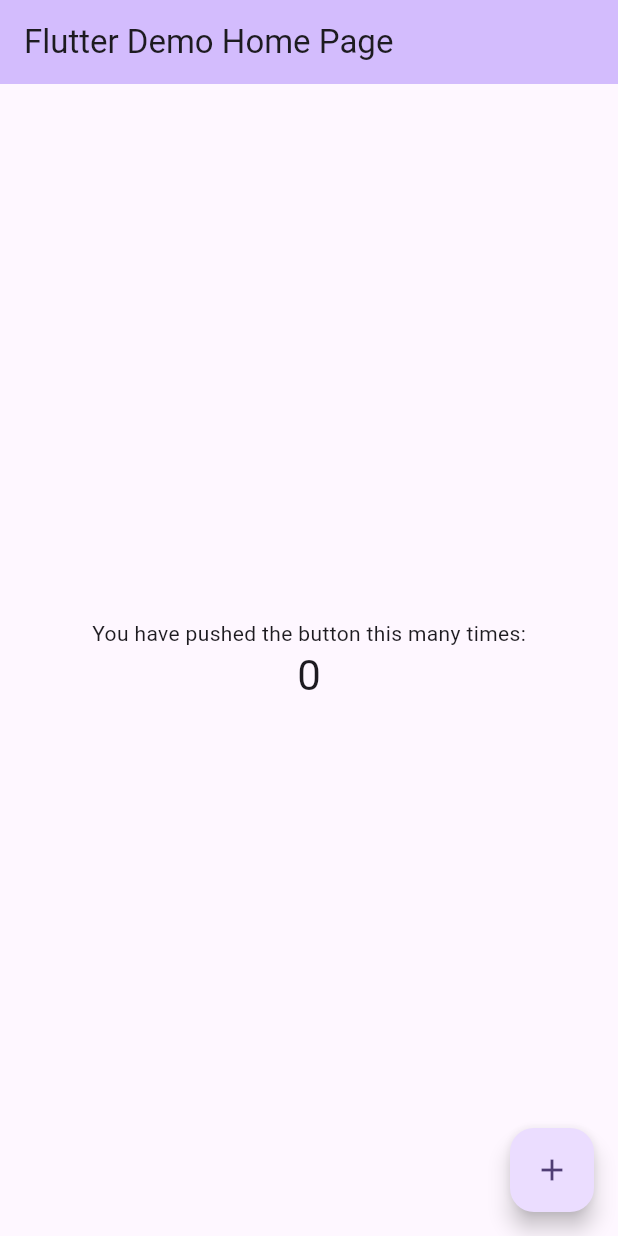
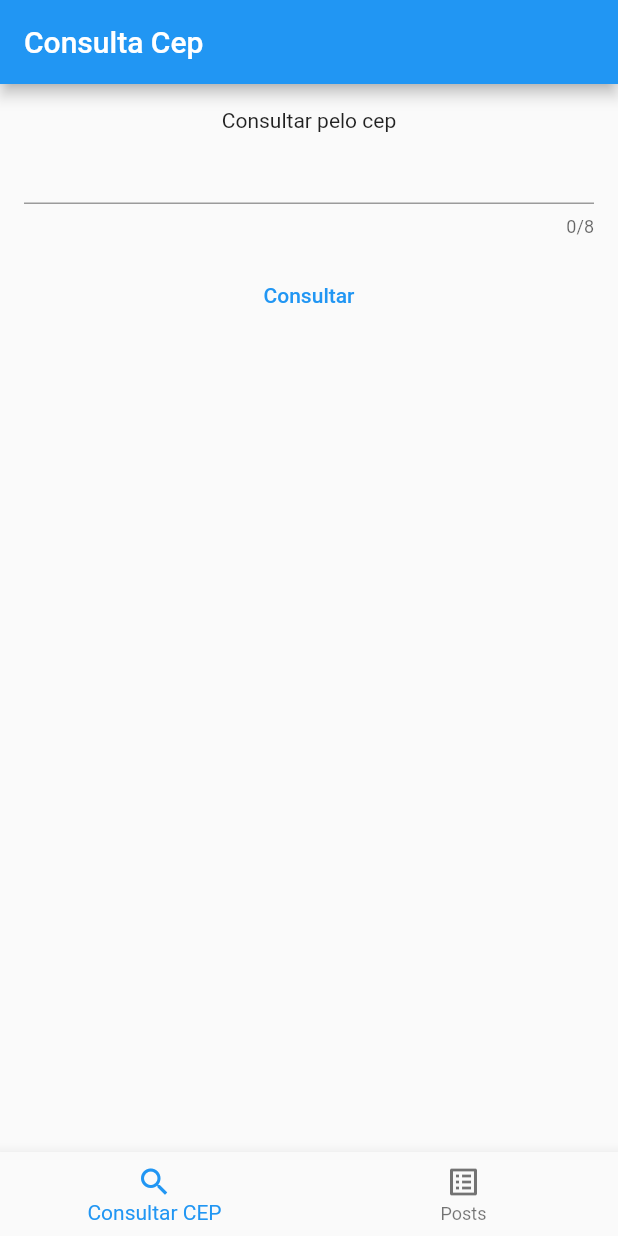
Before and after one commit to DiogoVitorino-dev/bootcamp_flutter, a Flutter app: the screen it shows after launch, on a phone screen of 412 x 824 dp. Run offline on Flutter 3.47's test engine with Material 2 defaults, Android fonts, the phone set to English and light mode, and no system bars.

Commit message:
final commit

```diff
--- /dev/null
+++ b/lib/app.dart
@@ -0,0 +1,15 @@
+import 'package:bootcamp_flutter/pages/homePage.dart';
+import 'package:flutter/material.dart';
+
+class App extends StatelessWidget {
+  const App({super.key});
+
+  @override
+  Widget build(BuildContext context) {
+    return const MaterialApp(
+      home: HomePage(),
+      debugShowCheckedModeBanner: false,
+
+    );
+  }
+}
--- a/lib/main.dart
+++ b/lib/main.dart
@@ -1,125 +1,6 @@
+import 'package:bootcamp_flutter/app.dart';
 import 'package:flutter/material.dart';
 
 void main() {
-  runApp(const MyApp());
+  runApp(const App());
 }
-
-class MyApp extends StatelessWidget {
-  const MyApp({super.key});
-
-  // This widget is the root of your application.
-  @override
-  Widget build(BuildContext context) {
-    return MaterialApp(
-      title: 'Flutter Demo',
-      theme: ThemeData(
-        // This is the theme of your application.
-        //
-        // TRY THIS: Try running your application with "flutter run". You'll see
-        // the application has a blue toolbar. Then, without quitting the app,
-        // try changing the seedColor in the colorScheme below to Colors.green
-        // and then invoke "hot reload" (save your changes or press the "hot
-        // reload" button in a Flutter-supported IDE, or press "r" if you used
-        // the command line to start the app).
-        //
-        // Notice that the counter didn't reset back to zero; the application
-        // state is not lost during the reload. To reset the state, use hot
-        // restart instead.
-        //
-        // This works for code too, not just values: Most code changes can be
-        // tested with just a hot reload.
-        colorScheme: ColorScheme.fromSeed(seedColor: Colors.deepPurple),
-        useMaterial3: true,
-      ),
-      home: const MyHomePage(title: 'Flutter Demo Home Page'),
-    );
-  }
-}
-
-class MyHomePage extends StatefulWidget {
-  const MyHomePage({super.key, required this.title});
-
-  // This widget is the home page of your application. It is stateful, meaning
-  // that it has a State object (defined below) that contains fields that affect
-  // how it looks.
-
-  // This class is the configuration for the state. It holds the values (in this
-  // case the title) provided by the parent (in this case the App widget) and
-  // used by the build method of the State. Fields in a Widget subclass are
-  // always marked "final".
-
-  final String title;
-
-  @override
-  State<MyHomePage> createState() => _MyHomePageState();
-}
-
-class _MyHomePageState extends State<MyHomePage> {
-  int _counter = 0;
-
-  void _incrementCounter() {
-    setState(() {
-      // This call to setState tells the Flutter framework that something has
-      // changed in this State, which causes it to rerun the build method below
-      // so that the display can reflect the updated values. If we changed
-      // _counter without calling setState(), then the build method would not be
-      // called again, and so nothing would appear to happen.
-      _counter++;
-    });
-  }
-
-  @override
-  Widget build(BuildContext context) {
-    // This method is rerun every time setState is called, for instance as done
-    // by the _incrementCounter method above.
-    //
-    // The Flutter framework has been optimized to make rerunning build methods
-    // fast, so that you can just rebuild anything that needs updating rather
-    // than having to individually change instances of widgets.
-    return Scaffold(
-      appBar: AppBar(
-        // TRY THIS: Try changing the color here to a specific color (to
-        // Colors.amber, perhaps?) and trigger a hot reload to see the AppBar
-        // change color while the other colors stay the same.
-        backgroundColor: Theme.of(context).colorScheme.inversePrimary,
-        // Here we take the value from the MyHomePage object that was created by
-        // the App.build method, and use it to set our appbar title.
-        title: Text(widget.title),
-      ),
-      body: Center(
-        // Center is a layout widget. It takes a single child and positions it
-        // in the middle of the parent.
-        child: Column(
-          // Column is also a layout widget. It takes a list of children and
-          // arranges them vertically. By default, it sizes itself to fit its
-          // children horizontally, and tries to be as tall as its parent.
-          //
-          // Column has various properties to control how it sizes itself and
-          // how it positions its children. Here we use mainAxisAlignment to
-          // center the children vertically; the main axis here is the vertical
-          // axis because Columns are vertical (the cross axis would be
-          // horizontal).
-          //
-          // TRY THIS: Invoke "debug painting" (choose the "Toggle Debug Paint"
-          // action in the IDE, or press "p" in the console), to see the
-          // wireframe for each widget.
-          mainAxisAlignment: MainAxisAlignment.center,
-          children: <Widget>[
-            const Text(
-              'You have pushed the button this many times:',
-            ),
-            Text(
-              '$_counter',
-              style: Theme.of(context).textTheme.headlineMedium,
-            ),
-          ],
-        ),
-      ),
-      floatingActionButton: FloatingActionButton(
-        onPressed: _incrementCounter,
-        tooltip: 'Increment',
-        child: const Icon(Icons.add),
-      ), // This trailing comma makes auto-formatting nicer for build methods.
-    );
-  }
-}
--- /dev/null
+++ b/lib/models/ViaCepModel.dart
@@ -0,0 +1,104 @@
+class ViaCepModel {
+  String? _cep;
+  String? _logradouro;
+  String? _complemento;
+  String? _bairro;
+  String? _localidade;
+  String? _uf;
+  String? _ibge;
+  String? _gia;
+  String? _ddd;
+  String? _siafi;
+
+  ViaCepModel(
+      {String? cep,
+      String? logradouro,
+      String? complemento,
+      String? bairro,
+      String? localidade,
+      String? uf,
+      String? ibge,
+      String? gia,
+      String? ddd,
+      String? siafi}) {
+    if (cep != null) {
+      this._cep = cep;
+    }
+    if (logradouro != null) {
+      this._logradouro = logradouro;
+    }
+    if (complemento != null) {
+      this._complemento = complemento;
+    }
+    if (bairro != null) {
+      this._bairro = bairro;
+    }
+    if (localidade != null) {
+      this._localidade = localidade;
+    }
+    if (uf != null) {
+      this._uf = uf;
+    }
+    if (ibge != null) {
+      this._ibge = ibge;
+    }
+    if (gia != null) {
+      this._gia = gia;
+    }
+    if (ddd != null) {
+      this._ddd = ddd;
+    }
+    if (siafi != null) {
+      this._siafi = siafi;
+    }
+  }
+
+  String? get cep => _cep;
+  set cep(String? cep) => _cep = cep;
+  String? get logradouro => _logradouro;
+  set logradouro(String? logradouro) => _logradouro = logradouro;
+  String? get complemento => _complemento;
+  set complemento(String? complemento) => _complemento = complemento;
+  String? get bairro => _bairro;
+  set bairro(String? bairro) => _bairro = bairro;
+  String? get localidade => _localidade;
+  set localidade(String? localidade) => _localidade = localidade;
+  String? get uf => _uf;
+  set uf(String? uf) => _uf = uf;
+  String? get ibge => _ibge;
+  set ibge(String? ibge) => _ibge = ibge;
+  String? get gia => _gia;
+  set gia(String? gia) => _gia = gia;
+  String? get ddd => _ddd;
+  set ddd(String? ddd) => _ddd = ddd;
+  String? get siafi => _siafi;
+  set siafi(String? siafi) => _siafi = siafi;
+
+  ViaCepModel.fromJson(Map<String, dynamic> json) {
+    _cep = json['cep'];
+    _logradouro = json['logradouro'];
+    _complemento = json['complemento'];
+    _bairro = json['bairro'];
+    _localidade = json['localidade'];
+    _uf = json['uf'];
+    _ibge = json['ibge'];
+    _gia = json['gia'];
+    _ddd = json['ddd'];
+    _siafi = json['siafi'];
+  }
+
+  Map<String, dynamic> toJson() {
+    final Map<String, dynamic> data = new Map<String, dynamic>();
+    data['cep'] = this._cep;
+    data['logradouro'] = this._logradouro;
+    data['complemento'] = this._complemento;
+    data['bairro'] = this._bairro;
+    data['localidade'] = this._localidade;
+    data['uf'] = this._uf;
+    data['ibge'] = this._ibge;
+    data['gia'] = this._gia;
+    data['ddd'] = this._ddd;
+    data['siafi'] = this._siafi;
+    return data;
+  }
+}
--- /dev/null
+++ b/lib/pages/consultaCepPage.dart
@@ -0,0 +1,91 @@
+import 'package:bootcamp_flutter/models/ViaCepModel.dart';
+import 'package:bootcamp_flutter/repository/viaCepRepository.dart';
+import 'package:flutter/material.dart';
+
+class ConsultaCepPage extends StatefulWidget {
+  const ConsultaCepPage({super.key});
+
+  @override
+  State<ConsultaCepPage> createState() => _ConsultaCepPageState();
+}
+
+class _ConsultaCepPageState extends State<ConsultaCepPage> {
+  TextEditingController cepController = TextEditingController();
+  var viaCepModel = ViaCepModel();
+  var repository = ViaCepRepository();
+  bool loading = false;
+
+  bool validateFields() {
+    clearState();
+    var cep = cepController.text;
+    cep = cep.replaceAll(RegExp(r"[^0-9]"), "");
+
+    if (cep.trim().length != 8) {
+      return false;
+    }
+    return true;
+  }
+
+  void clearState() {
+    setState(() {
+      viaCepModel = ViaCepModel();
+    });
+  }
+
+  Future<ViaCepModel?> consultarCep() async {
+    setState(() {
+      loading = true;
+    });
+
+    var result = await repository.consultarCep(cepController.text);
+
+    setState(() {
+      loading = false;
+    });
+
+    return result;
+  }
+
+  @override
+  Widget build(BuildContext context) {
+    return Scaffold(
+      body: Padding(
+        padding: const EdgeInsets.all(16),
+        child: Column(children: [
+          const Text("Consultar pelo cep"),
+          TextField(
+            controller: cepController,
+            keyboardType: TextInputType.number,
+            maxLength: 8,
+          ),
+          const SizedBox(height: 15),
+          TextButton(
+              onPressed: () async {
+                if (validateFields()) {
+                  var info = await consultarCep();
+                  if (info != null) {
+                    viaCepModel = info;
+                  }
+                }
+              },
+              child: const Text("Consultar")),
+          Visibility(
+              visible: loading, child: const CircularProgressIndicator()),
+          Visibility(
+              visible: viaCepModel.logradouro != null,
+              child: Column(
+                children: [
+                  const SizedBox(height: 20),
+                  Text("Rua: ${viaCepModel.logradouro ?? ""}"),
+                  const SizedBox(height: 10),
+                  Text("Estado: ${viaCepModel.uf ?? ""}"),
+                  const SizedBox(height: 10),
+                  Text("Estado: ${viaCepModel.localidade ?? ""}"),
+                  const SizedBox(height: 10),
+                ],
+              ))
+        ]),
+      ),
+    );
+  }
+}
--- /dev/null
+++ b/lib/pages/homePage.dart
@@ -0,0 +1,54 @@
+import 'package:bootcamp_flutter/pages/consultaCepPage.dart';
+import 'package:bootcamp_flutter/pages/postsPage.dart';
+import 'package:flutter/material.dart';
+
+class HomePage extends StatefulWidget {
+  const HomePage({super.key});
+
+  @override
+  State<HomePage> createState() => _HomePageState();
+}
+
+class _HomePageState extends State<HomePage> {
+  int selectedIndex = 0;
+  PageController pageController = PageController();
+
+  void onTabBottomNav(int index) {
+    setState(() {
+      selectedIndex = index;
+      pageController.jumpToPage(index);
+    });
+  }
+
+  String getAppBarTitle() {
+    switch (selectedIndex) {
+      case 0:
+        return "Consulta Cep";
+
+      case 1:
+        return "Posts";
+      default:
+        return "";
+    }
+  }
+
+  @override
+  Widget build(BuildContext context) {
+    return Scaffold(
+      appBar: AppBar( title: Text(getAppBarTitle()),),
+      body: SafeArea(
+        child: PageView(
+            controller: pageController,
+            children: const [ConsultaCepPage(), PostsPage()]),
+      ),
+      bottomNavigationBar: BottomNavigationBar(
+          currentIndex: selectedIndex,
+          onTap: (value) => onTabBottomNav(value),
+          items: const [
+            BottomNavigationBarItem(
+                icon: Icon(Icons.search), label: "Consultar CEP"),
+            BottomNavigationBarItem(icon: Icon(Icons.list_alt), label: "Posts")
+          ]),
+    );
+  }
+}
--- /dev/null
+++ b/lib/repository/viaCepRepository.dart
@@ -0,0 +1,19 @@
+import 'dart:convert';
+import 'dart:io';
+
+import 'package:bootcamp_flutter/models/ViaCepModel.dart';
+import 'package:http/http.dart' as http;
+
+class ViaCepRepository {
+
+   Future<ViaCepModel?> consultarCep(String cep) async {
+    Uri url = Uri.parse("https://viacep.com.br/ws/${cep.trim()}/json/");
+    var response = await http.get(url);
+
+    if (response.statusCode == HttpStatus.ok) {
+      return ViaCepModel.fromJson(jsonDecode(response.body));
+    }
+
+    return null;
+  }
+}
--- a/pubspec.yaml
+++ b/pubspec.yaml
@@ -30,6 +30,7 @@ environment:
 dependencies:
   flutter:
     sdk: flutter
+  http: ^1.1.0
 
 
   # The following adds the Cupertino Icons font to your application.
```
Also changed, not shown: lib/models/PostModel.dart (added, +33 -0 lines), lib/pages/postsPage.dart (added, +40 -0 lines), lib/repository/postsRepository.dart (added, +19 -0 lines), lib/shared/widgets/CardPost.dart (added, +38 -0 lines), pubspec.lock, 1 other file.
